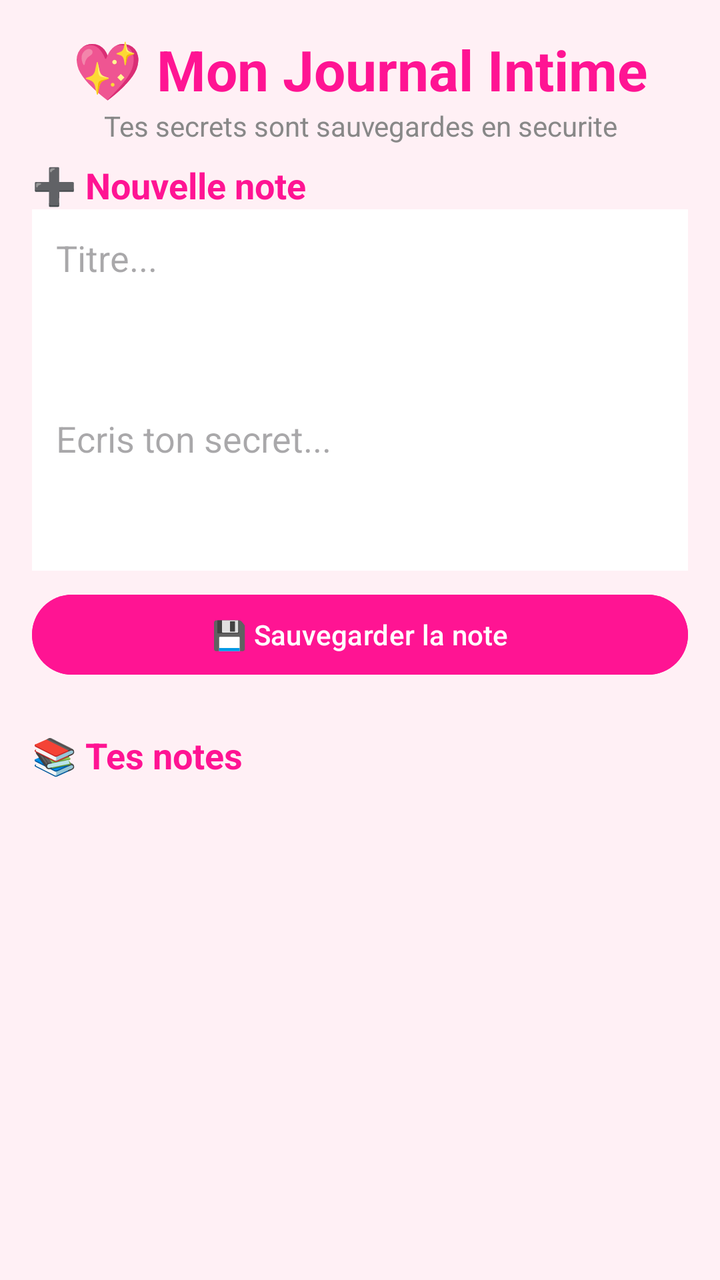
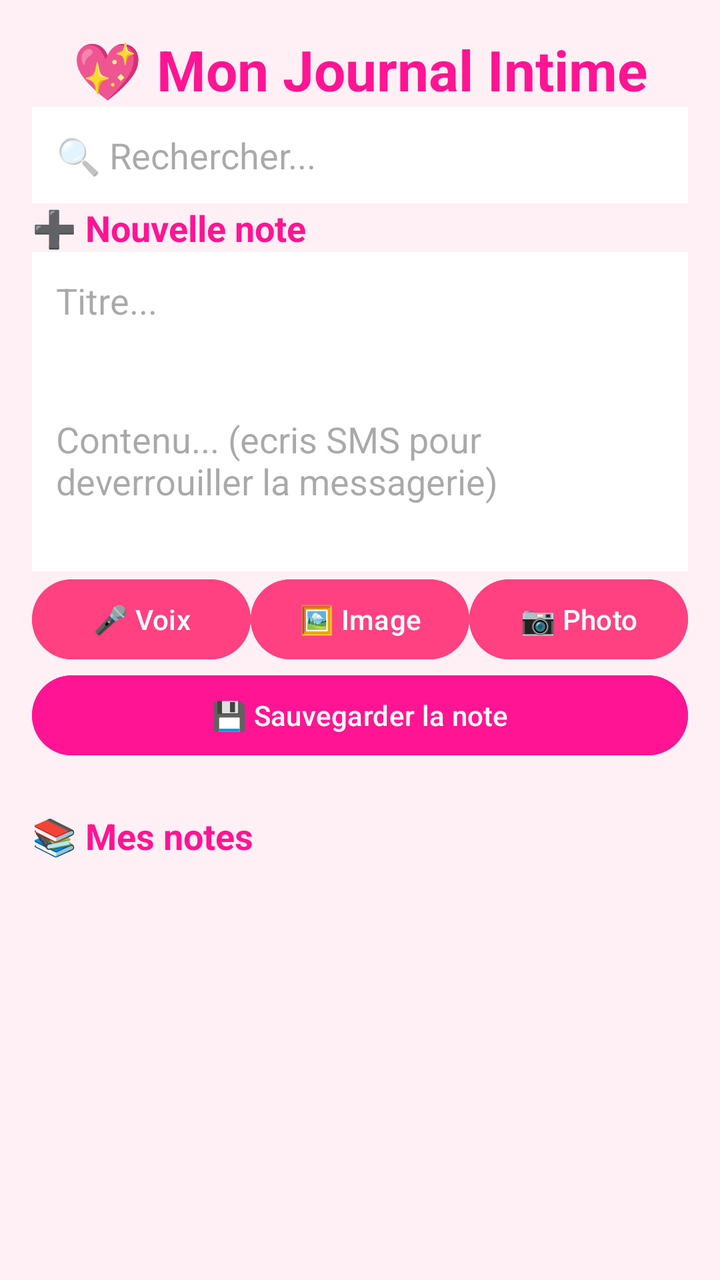

Compare the two renders of this Android layout. The source of the first and the diff that turns it into the second are given below.
<!-- AndroidManifest.xml: application theme Theme.Keepit -->
<!-- res/layout/fragment_journal.xml -->
<?xml version="1.0" encoding="utf-8"?>
<ScrollView xmlns:android="http://schemas.android.com/apk/res/android"
    android:layout_width="match_parent"
    android:layout_height="match_parent"
    android:background="#FFF0F5"
    android:padding="16dp">

    <LinearLayout
        android:layout_width="match_parent"
        android:layout_height="wrap_content"
        android:orientation="vertical"
        android:spacing="16dp">

        <TextView
            android:layout_width="match_parent"
            android:layout_height="wrap_content"
            android:text="💖 Mon Journal Intime"
            android:textSize="28sp"
            android:textStyle="bold"
            android:textColor="#FF1493"
            android:gravity="center"/>

        <TextView
            android:layout_width="match_parent"
            android:layout_height="wrap_content"
            android:text="Tes secrets sont sauvegardes en securite"
            android:textSize="14sp"
            android:textColor="#888888"
            android:gravity="center"/>

        <TextView
            android:layout_width="match_parent"
            android:layout_height="wrap_content"
            android:text="➕ Nouvelle note"
            android:textSize="18sp"
            android:textStyle="bold"
            android:textColor="#FF1493"
            android:layout_marginTop="8dp"/>

        <EditText
            android:id="@+id/etTitle"
            android:layout_width="match_parent"
            android:layout_height="wrap_content"
            android:hint="Titre..."
            android:background="#FFFFFF"
            android:padding="12dp"
            android:textColor="#333333"
            android:inputType="textCapSentences"/>

        <EditText
            android:id="@+id/etContent"
            android:layout_width="match_parent"
            android:layout_height="wrap_content"
            android:hint="Ecris ton secret..."
            android:minLines="5"
            android:background="#FFFFFF"
            android:padding="12dp"
            android:textColor="#333333"/>

        <Button
            android:id="@+id/btnSaveNote"
            android:layout_width="match_parent"
            android:layout_height="wrap_content"
            android:text="💾 Sauvegarder la note"
            android:backgroundTint="#FF1493"
            android:textColor="#FFFFFF"
            android:layout_marginTop="8dp"/>

        <TextView
            android:layout_width="match_parent"
            android:layout_height="wrap_content"
            android:text="📚 Tes notes"
            android:textSize="18sp"
            android:textStyle="bold"
            android:textColor="#FF1493"
            android:layout_marginTop="24dp"/>

        <LinearLayout
            android:id="@+id/llNotes"
            android:layout_width="match_parent"
            android:layout_height="wrap_content"
            android:orientation="vertical"
            android:spacing="12dp"
            android:layout_marginTop="8dp"/>

    </LinearLayout>
</ScrollView>
<!-- resources referenced by this layout -->
<resources>
  <style name="Theme.Keepit" parent="Theme.Material3.Light.NoActionBar">
          <item name="colorPrimary">#FF1493</item>
          <item name="colorOnPrimary">#FFFFFF</item>
          <item name="android:windowBackground">#FFF0F5</item>
      </style>
</resources>

<!-- the commit's change to res/layout/fragment_journal.xml (unified diff, before → after) -->
@@ -20,13 +20,13 @@
             android:textColor="#FF1493"
             android:gravity="center"/>
 
-        <TextView
+        <EditText
+            android:id="@+id/etSearch"
             android:layout_width="match_parent"
             android:layout_height="wrap_content"
-            android:text="Tes secrets sont sauvegardes en securite"
-            android:textSize="14sp"
-            android:textColor="#888888"
-            android:gravity="center"/>
+            android:hint="🔍 Rechercher..."
+            android:background="#FFFFFF"
+            android:padding="12dp"/>
 
         <TextView
             android:layout_width="match_parent"
@@ -34,8 +34,7 @@
             android:text="➕ Nouvelle note"
             android:textSize="18sp"
             android:textStyle="bold"
-            android:textColor="#FF1493"
-            android:layout_marginTop="8dp"/>
+            android:textColor="#FF1493"/>
 
         <EditText
             android:id="@+id/etTitle"
@@ -43,19 +42,50 @@
             android:layout_height="wrap_content"
             android:hint="Titre..."
             android:background="#FFFFFF"
-            android:padding="12dp"
-            android:textColor="#333333"
-            android:inputType="textCapSentences"/>
+            android:padding="12dp"/>
 
         <EditText
             android:id="@+id/etContent"
             android:layout_width="match_parent"
             android:layout_height="wrap_content"
-            android:hint="Ecris ton secret..."
-            android:minLines="5"
+            android:hint="Contenu... (ecris SMS pour deverrouiller la messagerie)"
+            android:minLines="4"
             android:background="#FFFFFF"
-            android:padding="12dp"
-            android:textColor="#333333"/>
+            android:padding="12dp"/>
+
+        <LinearLayout
+            android:layout_width="match_parent"
+            android:layout_height="wrap_content"
+            android:orientation="horizontal"
+            android:spacing="8dp">
+
+            <Button
+                android:id="@+id/btnVoice"
+                android:layout_width="0dp"
+                android:layout_height="wrap_content"
+                android:layout_weight="1"
+                android:text="🎤 Voix"
+                android:backgroundTint="#FF4081"
+                android:textColor="#FFFFFF"/>
+
+            <Button
+                android:id="@+id/btnImage"
+                android:layout_width="0dp"
+                android:layout_height="wrap_content"
+                android:layout_weight="1"
+                android:text="🖼️ Image"
+                android:backgroundTint="#FF4081"
+                android:textColor="#FFFFFF"/>
+
+            <Button
+                android:id="@+id/btnCamera"
+                android:layout_width="0dp"
+                android:layout_height="wrap_content"
+                android:layout_weight="1"
+                android:text="📷 Photo"
+                android:backgroundTint="#FF4081"
+                android:textColor="#FFFFFF"/>
+        </LinearLayout>
 
         <Button
             android:id="@+id/btnSaveNote"
@@ -63,13 +93,12 @@
             android:layout_height="wrap_content"
             android:text="💾 Sauvegarder la note"
             android:backgroundTint="#FF1493"
-            android:textColor="#FFFFFF"
-            android:layout_marginTop="8dp"/>
+            android:textColor="#FFFFFF"/>
 
         <TextView
             android:layout_width="match_parent"
             android:layout_height="wrap_content"
-            android:text="📚 Tes notes"
+            android:text="📚 Mes notes"
             android:textSize="18sp"
             android:textStyle="bold"
             android:textColor="#FF1493"
@@ -80,8 +109,7 @@
             android:layout_width="match_parent"
             android:layout_height="wrap_content"
             android:orientation="vertical"
-            android:spacing="12dp"
-            android:layout_marginTop="8dp"/>
+            android:spacing="12dp"/>
 
     </LinearLayout>
 </ScrollView>
